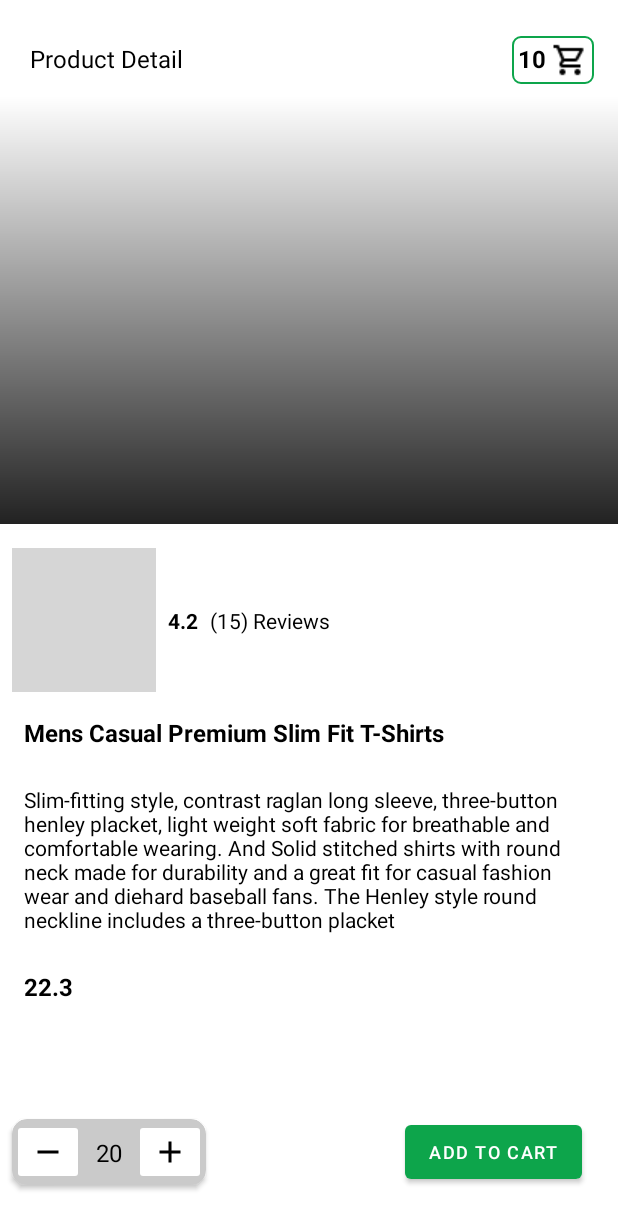
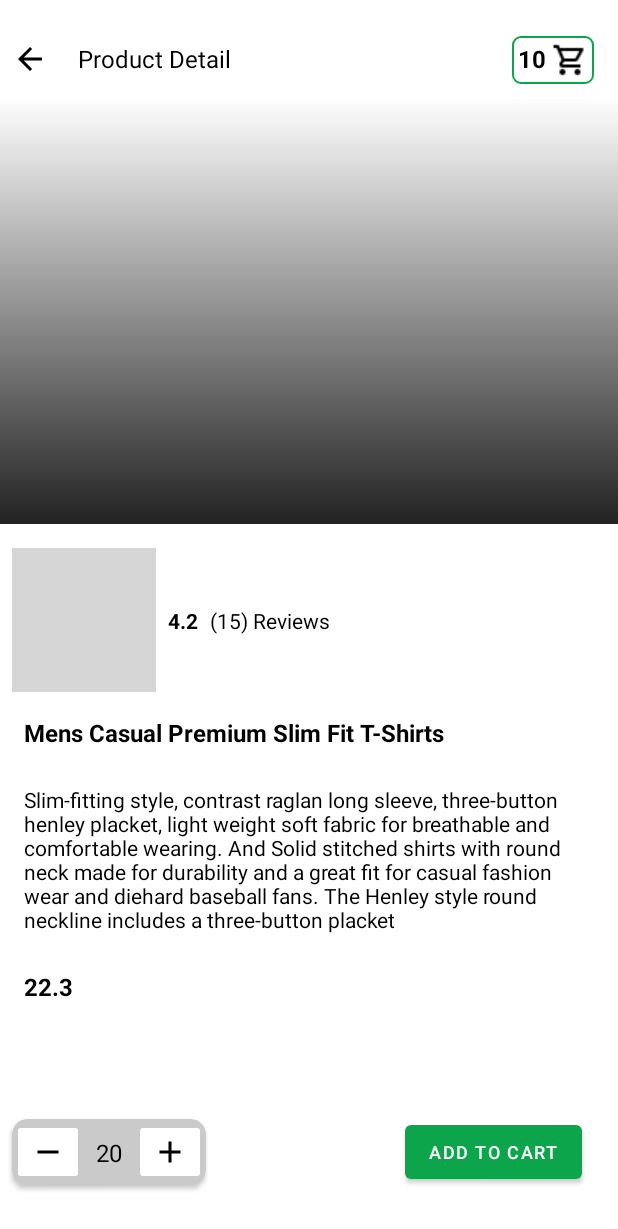
Before and after one commit to feyyazatman/ShoppingApp, an Android app: the layout fragment_detail.xml on its own in the app's theme, with its tools: preview values and no code run, on a phone screen of 412 x 824 dp. Shown: the top 1229 px of the screen. Run offline under Robolectric (Android 15) with nearby library versions, the phone set to English and light mode, and no system bars; grey boxes are pictures that could not be loaded.

Commit message:
uptaded product features

```diff
--- a/app/src/main/java/com/feyyazatman/shoppingapp/ui/category/CategoryFragment.kt
+++ b/app/src/main/java/com/feyyazatman/shoppingapp/ui/category/CategoryFragment.kt
@@ -8,17 +8,12 @@ import android.view.ViewGroup
 import androidx.fragment.app.viewModels
 import androidx.lifecycle.lifecycleScope
 import androidx.navigation.fragment.findNavController
-import com.feyyazatman.shoppingapp.R
 import com.feyyazatman.shoppingapp.data.model.ProductItem
 import com.feyyazatman.shoppingapp.databinding.FragmentCategoryBinding
 import com.feyyazatman.shoppingapp.ui.category.adapter.CategoryAdapter
 import com.feyyazatman.shoppingapp.ui.category.adapter.OnProductClickListener
 import com.feyyazatman.shoppingapp.ui.category.viewmodel.CategoryViewmodel
 import dagger.hilt.android.AndroidEntryPoint
-import kotlinx.coroutines.CoroutineScope
-import kotlinx.coroutines.Dispatchers
-import kotlinx.coroutines.Job
-import kotlinx.coroutines.flow.collect
 import kotlinx.coroutines.launch
 
 @AndroidEntryPoint
@@ -49,6 +44,7 @@ class CategoryFragment : Fragment(), OnProductClickListener {
                             submitList(it)
                         }
                     }
+
                 }
             }
         }
--- a/app/src/main/java/com/feyyazatman/shoppingapp/ui/category/viewmodel/CategoryViewmodel.kt
+++ b/app/src/main/java/com/feyyazatman/shoppingapp/ui/category/viewmodel/CategoryViewmodel.kt
@@ -32,7 +32,6 @@ class CategoryViewmodel @Inject constructor(private val categoryReposityory: Cat
         private fun getProducts() {
             viewModelScope.launch(Dispatchers.IO) {
                 _uiState.value = ProductUiState(isLoading = true)
-                delay(500)
                 categoryReposityory.getAllProducts().enqueue(object : Callback<List<ProductItem>> {
                     override fun onResponse(call: Call<List<ProductItem>>, response: Response<List<ProductItem>>) {
                         if (response.isSuccessful) {
--- a/app/src/main/java/com/feyyazatman/shoppingapp/ui/detail/viewmodel/DetailViewmodel.kt
+++ b/app/src/main/java/com/feyyazatman/shoppingapp/ui/detail/viewmodel/DetailViewmodel.kt
@@ -26,4 +26,5 @@ class DetailViewmodel : ViewModel() {
             }
         }
     }
+
 }
--- /dev/null
+++ b/app/src/main/res/drawable/ic_arrow_back.xml
@@ -0,0 +1,5 @@
+<vector android:autoMirrored="true" android:height="24dp"
+    android:tint="#000000" android:viewportHeight="24"
+    android:viewportWidth="24" android:width="24dp" xmlns:android="http://schemas.android.com/apk/res/android">
+    <path android:fillColor="@android:color/white" android:pathData="M20,11H7.83l5.59,-5.59L12,4l-8,8 8,8 1.41,-1.41L7.83,13H20v-2z"/>
+</vector>
--- a/app/src/main/res/layout/fragment_detail.xml
+++ b/app/src/main/res/layout/fragment_detail.xml
@@ -17,6 +17,18 @@
         android:layout_marginTop="8dp">
 
 
+        <ImageButton
+            android:id="@+id/btnBack"
+            android:layout_width="wrap_content"
+            android:layout_height="wrap_content"
+            android:layout_marginStart="8dp"
+            android:background="@null"
+            android:src="@drawable/ic_arrow_back"
+            app:layout_constraintBottom_toBottomOf="@id/tvTitleCategory"
+            app:layout_constraintStart_toStartOf="parent"
+            app:layout_constraintTop_toTopOf="@+id/tvTitleCategory" />
+
+
         <TextView
             android:id="@+id/tvTitleCategory"
             android:layout_width="wrap_content"
@@ -25,8 +37,8 @@
             android:textSize="16sp"
             android:padding="4dp"
             android:textColor="@color/black"
-            app:layout_constraintStart_toStartOf="parent"
             app:layout_constraintTop_toTopOf="parent"
+            app:layout_constraintStart_toEndOf="@+id/btnBack"
             android:text="Product Detail"/>
 
 
--- a/app/src/main/res/navigation/nav_graph.xml
+++ b/app/src/main/res/navigation/nav_graph.xml
@@ -32,5 +32,8 @@
         <argument
             android:name="product_item"
             app:argType="com.feyyazatman.shoppingapp.data.model.ProductItem" />
+        <action
+            android:id="@+id/action_detailFragment_to_categoryFragment"
+            app:destination="@id/categoryFragment" />
     </fragment>
 </navigation>
```
Also changed, not shown: app/src/main/java/com/feyyazatman/shoppingapp/ui/detail/DetailFragment.kt (+8 -0 lines).
